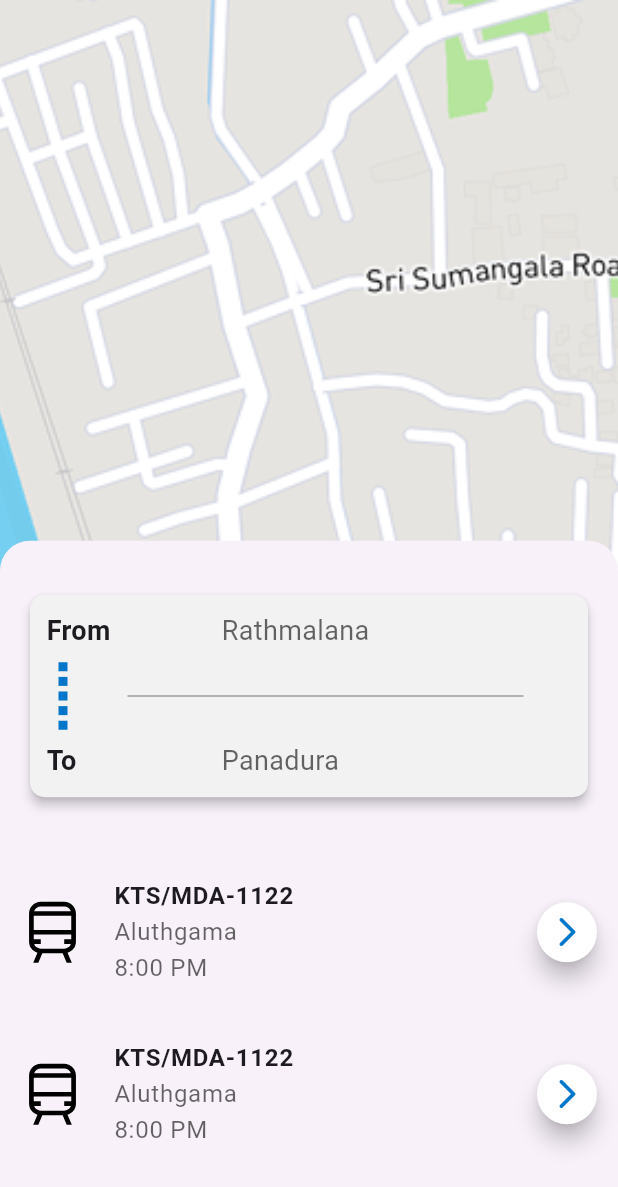
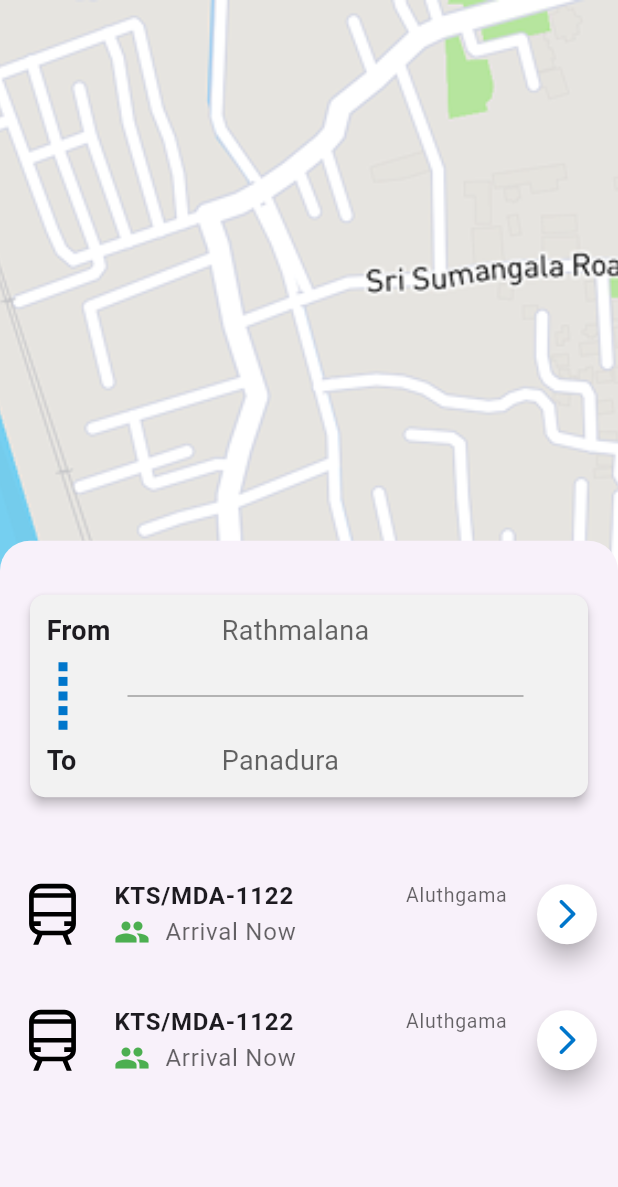
Before and after one commit to TheBombh2/Railway-Reservation-Managment-System, a Flutter app: the TrainsScreen screen opened by its route, on a phone screen of 412 x 824 dp. Shown: the top 1187 px of the screen. Run offline on Flutter 3.47's test engine with Material 3 defaults, Android fonts, the phone set to English and light mode, and no system bars; drawn by our look-alikes of flutter_dash; our stand-ins replace flutter_svg, go_router.

Commit message:
Modifed Trains list

```diff
--- a/customer_frontend/lib/ui/reservation/trains/widgets/trains_list_item.dart
+++ b/customer_frontend/lib/ui/reservation/trains/widgets/trains_list_item.dart
@@ -1,6 +1,5 @@
 import 'package:flutter/material.dart';
 import 'package:flutter_svg/svg.dart';
-import 'package:go_router/go_router.dart';
 
 class TrainsListItem extends StatelessWidget {
   const TrainsListItem({super.key});
@@ -13,36 +12,50 @@ class TrainsListItem extends StatelessWidget {
       title: Column(
         crossAxisAlignment: CrossAxisAlignment.start,
         children: [
+          Row(
+            mainAxisAlignment: MainAxisAlignment.spaceBetween,
+            children: [
               Text(
+                'KTS/MDA-1122',
                 style: TextStyle(fontSize: 16, fontWeight: FontWeight.bold),
-              'KTS/MDA-1122',
               ),
               Text(
-              style:
-                  TextStyle(fontSize: 16, color: Color.fromRGBO(0, 0, 0, 0.6)),
                 'Aluthgama',
+                style: TextStyle(
+                  fontSize: 13,
+                  color: Color.fromRGBO(0, 0, 0, 0.6),
                 ),
+              ),
+            ],
+          ),
+          Row(
+            children: [
+              Icon(Icons.people,color: Colors.green,),
+              SizedBox(width: 10,),
               Text(
-              style:
-                  TextStyle(fontSize: 16, color: Color.fromRGBO(0, 0, 0, 0.6)),
-              '8:00 PM',
+                style: TextStyle(
+                  fontSize: 16,
+                  color: Color.fromRGBO(0, 0, 0, 0.6),
+                ),
+                'Arrival Now',
+              ),
+            ],
           ),
         ],
       ),
       trailing: FloatingActionButton.small(
         onPressed: () {
-            context.push('/home/train_tracking');
-            debugPrint("new screen?");
+          showModalBottomSheet(
+            context: context,
+            builder: (ctx) {
+              return Placeholder();
+            },
+          );
         },
         backgroundColor: Colors.white,
-          shape:
-              RoundedRectangleBorder(borderRadius: BorderRadius.circular(20)),
-          child: Icon(
-            Icons.arrow_forward_ios_rounded,
-            color: Color(
-              0xff0076CB,
+        shape: RoundedRectangleBorder(borderRadius: BorderRadius.circular(20)),
+        child: Icon(Icons.arrow_forward_ios_rounded, color: Color(0xff0076CB)),
       ),
-          ),
-        ));
+    );
   }
 }
```
Lines whose indentation alone changed are shown as unchanged.
